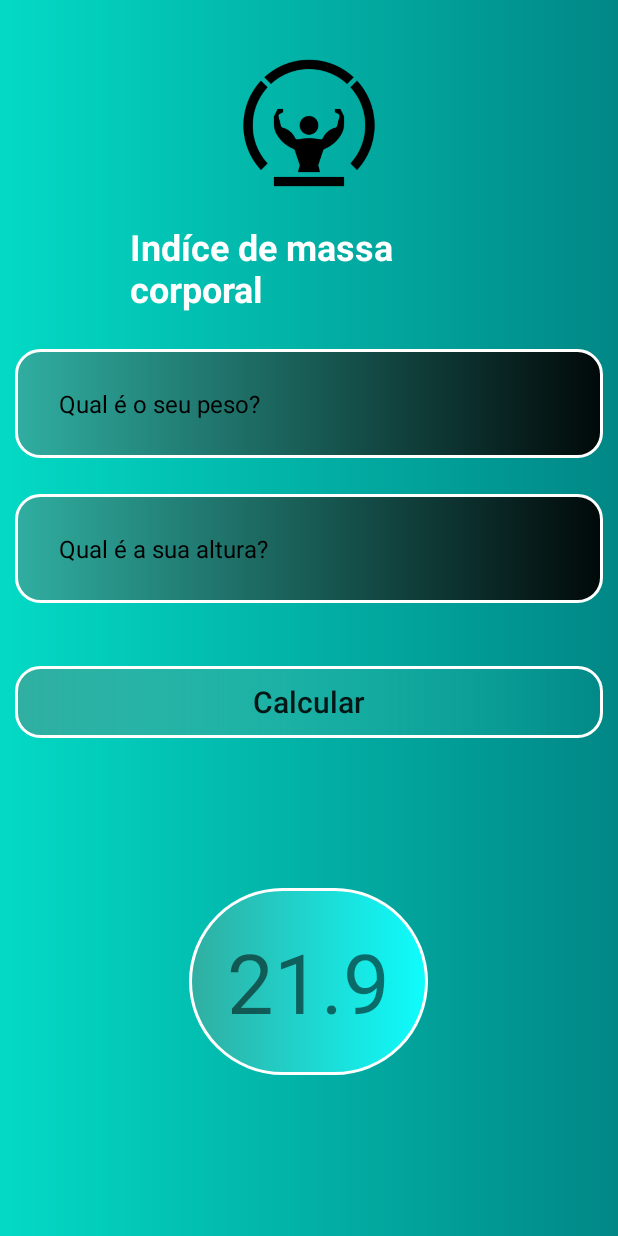
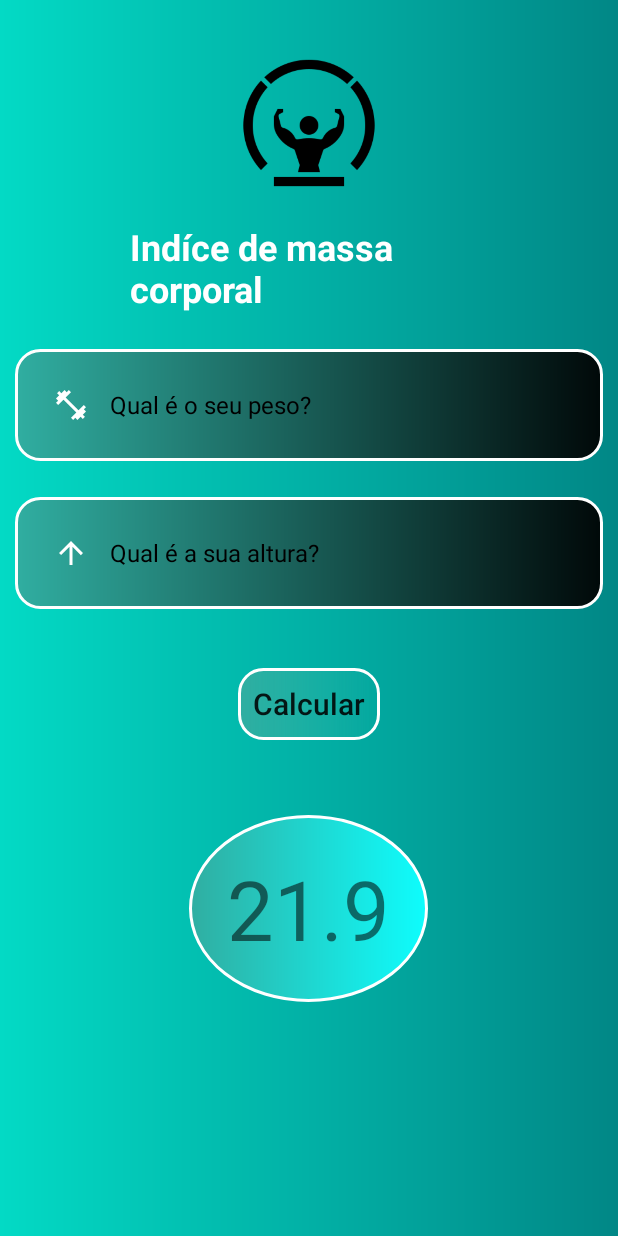
Before and after one commit to NubiaNascimento/imc-dispositivos-m-veis, an Android app: the layout activity_main.xml on its own in the app's theme, with its tools: preview values and no code run, on a phone screen of 412 x 824 dp. Run offline under Robolectric (Android 15) with nearby library versions, the phone set to English and light mode, and no system bars; Roboto replaces fonts that are not available here.

Commit message:
inicio da construção do calculo

```diff
--- a/app/src/main/java/br/senai/sp/jandira/imc20/MainActivity.kt
+++ b/app/src/main/java/br/senai/sp/jandira/imc20/MainActivity.kt
@@ -2,10 +2,22 @@ package br.senai.sp.jandira.imc20
 
 import androidx.appcompat.app.AppCompatActivity
 import android.os.Bundle
+import android.widget.Button
+import android.widget.EditText
+import android.widget.Toast
 
 class MainActivity : AppCompatActivity() {
     override fun onCreate(savedInstanceState: Bundle?) {
         super.onCreate(savedInstanceState)
         setContentView(R.layout.activity_main)
+
+        val editPeso = findViewById<EditText>(R.id.edit_peso)
+        val buttonCalcular = findViewById<Button>(R.id.bottom_calcular)
+
+        buttonCalcular.setOnClickListener {
+
+            Toast.makeText(this, editPeso.text.toString(), Toast.LENGTH_SHORT).show()
+        }
+
     }
 }
--- /dev/null
+++ b/app/src/main/res/drawable/arrow_upward_24.xml
@@ -0,0 +1,10 @@
+<vector xmlns:android="http://schemas.android.com/apk/res/android"
+    android:width="24dp"
+    android:height="24dp"
+    android:viewportWidth="24"
+    android:viewportHeight="24"
+    android:tint="?attr/colorControlNormal">
+  <path
+      android:fillColor="@android:color/white"
+      android:pathData="M4,12l1.41,1.41L11,7.83V20h2V7.83l5.58,5.59L20,12l-8,-8 -8,8z"/>
+</vector>
--- a/app/src/main/res/drawable/button.xml
+++ b/app/src/main/res/drawable/button.xml
@@ -1,7 +1,7 @@
 <?xml version="1.0" encoding="utf-8"?>
 <shape
     xmlns:android="http://schemas.android.com/apk/res/android"
-    android:shape="rectangle">
+    android:shape="oval">
 
     <gradient
         android:startColor="#30AEA1"
@@ -11,6 +11,6 @@
     <stroke android:color="@color/white"
         android:width="2dp"/>
 
-    <corners android:radius="2000dp"/>
+    <corners android:radius="16dp"/>
 
 </shape>
--- /dev/null
+++ b/app/src/main/res/drawable/fitness_center_24.xml
@@ -0,0 +1,10 @@
+<vector xmlns:android="http://schemas.android.com/apk/res/android"
+    android:width="24dp"
+    android:height="24dp"
+    android:viewportWidth="24"
+    android:viewportHeight="24"
+    android:tint="?attr/colorControlNormal">
+  <path
+      android:fillColor="@android:color/white"
+      android:pathData="M20.57,14.86L22,13.43 20.57,12 17,15.57 8.43,7 12,3.43 10.57,2 9.14,3.43 7.71,2 5.57,4.14 4.14,2.71 2.71,4.14l1.43,1.43L2,7.71l1.43,1.43L2,10.57 3.43,12 7,8.43 15.57,17 12,20.57 13.43,22l1.43,-1.43L16.29,22l2.14,-2.14 1.43,1.43 1.43,-1.43 -1.43,-1.43L22,16.29z"/>
+</vector>
--- a/app/src/main/res/layout/activity_main.xml
+++ b/app/src/main/res/layout/activity_main.xml
@@ -28,20 +28,25 @@
         android:textStyle="bold" />
 
     <EditText
+        android:id="@+id/edit_peso"
         android:layout_width="match_parent"
         android:layout_height="wrap_content"
+        android:layout_marginLeft="10dp"
+        android:layout_marginTop="24dp"
+        android:layout_marginRight="10dp"
         android:background="@drawable/edit_text_backgroud"
+        android:hint=" Qual é o seu peso?"
+        android:inputType="number"
         android:padding="25dp"
-        android:layout_marginTop="24dp"
-        android:layout_marginLeft="10dp"
-        android:layout_marginRight="10dp"
-        android:hint=" Qual é o seu peso?"
+        android:textColor="@color/white"
         android:textColorHint="#000000"
         android:textSize="16sp"
-        android:textColor="@color/white"
-        android:inputType="number"/>
+        android:drawableStart="@drawable/fitness_center_24"
+        android:drawablePadding="10dp"
+        android:drawableTint="@color/white"/>
 
     <EditText
+        android:id="@+id/edit_altura"
         android:layout_width="match_parent"
         android:layout_height="wrap_content"
         android:background="@drawable/edit_text_backgroud"
@@ -53,27 +58,32 @@
         android:textColorHint="#000000"
         android:textSize="16sp"
         android:textColor="@color/white"
-        android:inputType="numberDecimal"/>
+        android:inputType="numberDecimal"
+        android:drawableStart="@drawable/arrow_upward_24"
+        android:drawablePadding="10dp"
+        android:drawableTint="@color/white"/>
 
     <Button
-        android:layout_width="match_parent"
+        android:id="@+id/bottom_calcular"
+        android:layout_width="wrap_content"
         android:layout_height="wrap_content"
         android:text="Calcular"
-        android:layout_marginTop="42dp"
+        android:layout_marginTop="39dp"
         android:layout_marginStart="10dp"
         android:layout_marginEnd="10dp"
         android:background="@drawable/button_backgroud"
         android:textAllCaps="false"
         android:textSize="20sp"
         android:padding="10dp"
-        android:layout_gravity="center" />
+        android:layout_gravity="center"/>
 
     <TextView
+        android:id="@+id/text_view_resultado"
         android:layout_width="wrap_content"
         android:layout_height="wrap_content"
         android:text="21.9"
         android:layout_gravity="center"
-        android:layout_marginTop="100dp"
+        android:layout_marginTop="50dp"
         android:textSize="55dp"
         android:background="@drawable/button"
         android:padding="25dp"/>
--- a/app/src/main/res/values/themes.xml
+++ b/app/src/main/res/values/themes.xml
@@ -1,6 +1,6 @@
 <resources xmlns:tools="http://schemas.android.com/tools">
     <!-- Base application theme. -->
-    <style name="Theme.IMC20" parent="Theme.AppCompat.DayNight.NOActionBar">
+    <style name="Theme.IMC20" parent="Theme.AppCompat.DayNight.NoActionBar">
         <!-- Primary brand color. -->
         <item name="colorPrimary">@color/purple_500</item>
         <item name="colorPrimaryVariant">@color/purple_700</item>
```
